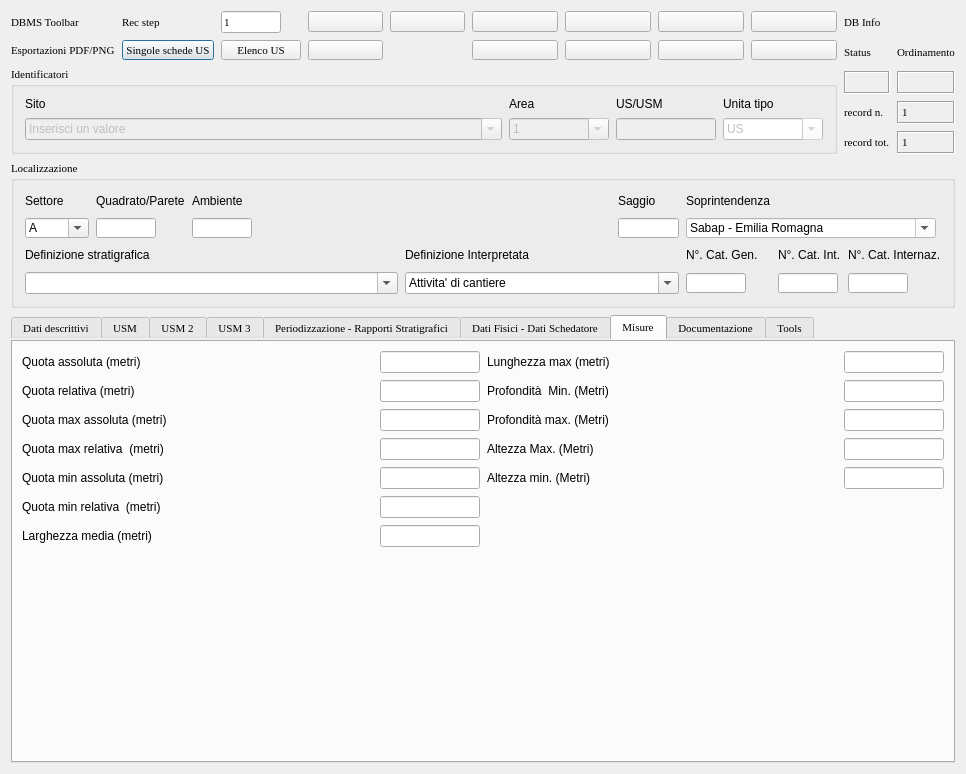
The window that gui/ui/US_USM.ui (pyarchinit/pyarchinit) describes before a commit, drawn with Qt 5.
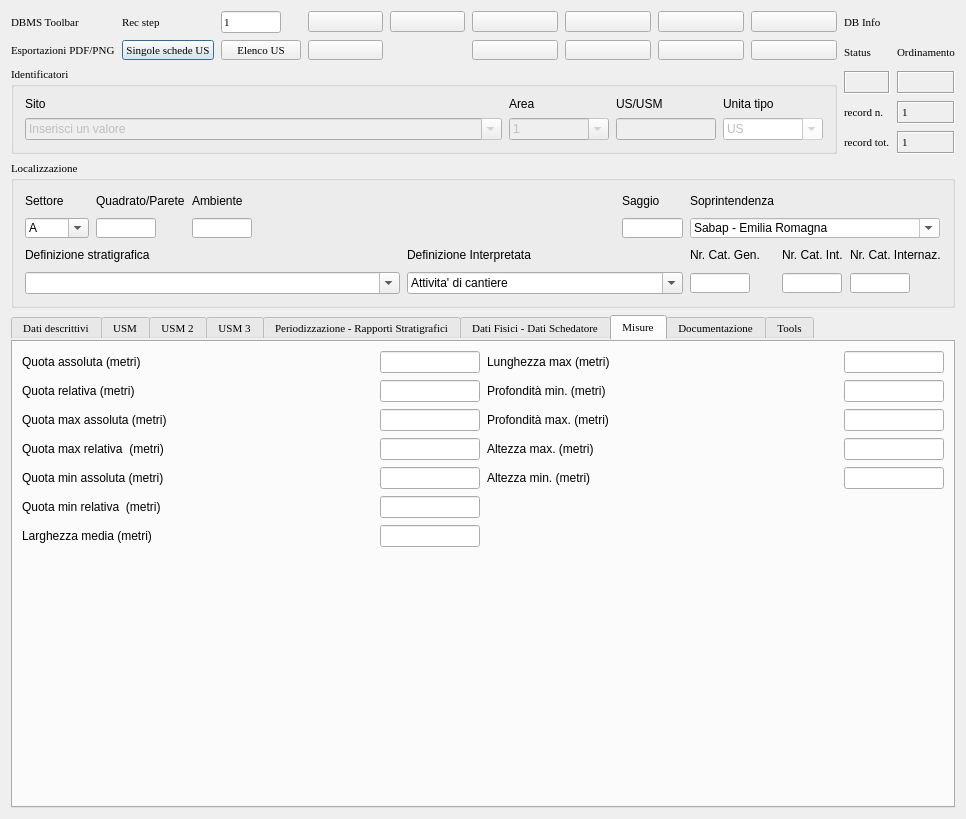
The same window after the commit. The open tabs and pages were chosen to show the change. Icons and pictures are not drawn. Custom widgets are drawn as their Qt base class.

Patch:
```diff
--- a/gui/ui/US_USM.ui
+++ b/gui/ui/US_USM.ui
@@ -7,7 +7,7 @@
     <x>0</x>
     <y>0</y>
     <width>966</width>
-    <height>774</height>
+    <height>819</height>
    </rect>
   </property>
   <property name="sizePolicy">
@@ -4023,13 +4023,6 @@
       <layout class="QGridLayout" name="gridLayout_24">
        <item row="0" column="0">
         <layout class="QGridLayout" name="gridLayout_27">
-         <item row="2" column="2">
-          <widget class="QLabel" name="lineEdit_altezza_max_5">
-           <property name="text">
-            <string>Profondità max. (Metri)</string>
-           </property>
-          </widget>
-         </item>
          <item row="5" column="1">
           <widget class="QLineEdit" name="lineEdit_quota_max_rel">
            <property name="minimumSize">
@@ -4177,13 +4170,6 @@
            </property>
           </widget>
          </item>
-         <item row="1" column="2">
-          <widget class="QLabel" name="label_89">
-           <property name="text">
-            <string>Profondità  Min. (Metri)</string>
-           </property>
-          </widget>
-         </item>
          <item row="2" column="1">
           <widget class="QLineEdit" name="lineEdit_quota_min_abs">
            <property name="minimumSize">
@@ -4256,7 +4242,7 @@
          <item row="3" column="2">
           <widget class="QLabel" name="label_88">
            <property name="text">
-            <string>Altezza Max. (Metri)</string>
+            <string>Altezza max. (metri)</string>
            </property>
           </widget>
          </item>
@@ -4279,7 +4265,7 @@
          <item row="4" column="2">
           <widget class="QLabel" name="label_220">
            <property name="text">
-            <string>Altezza min. (Metri)</string>
+            <string>Altezza min. (metri)</string>
            </property>
           </widget>
          </item>
@@ -4299,6 +4285,20 @@
            </property>
           </widget>
          </item>
+         <item row="1" column="2">
+          <widget class="QLabel" name="label_89">
+           <property name="text">
+            <string>Profondità min. (metri) </string>
+           </property>
+          </widget>
+         </item>
+         <item row="2" column="2">
+          <widget class="QLabel" name="lineEdit_altezza_max_5">
+           <property name="text">
+            <string>Profondità max. (metri) </string>
+           </property>
+          </widget>
+         </item>
         </layout>
        </item>
        <item row="1" column="0">
@@ -5981,7 +5981,7 @@
          </size>
         </property>
         <property name="text">
-         <string>N°. Cat. Gen.</string>
+         <string>Nr. Cat. Gen.</string>
         </property>
        </widget>
       </item>
@@ -5994,7 +5994,7 @@
          </size>
         </property>
         <property name="text">
-         <string>N°. Cat. Int.</string>
+         <string>Nr. Cat. Int.</string>
         </property>
        </widget>
       </item>
@@ -6007,7 +6007,7 @@
          </size>
         </property>
         <property name="text">
-         <string>N°. Cat. Internaz.</string>
+         <string>Nr. Cat. Internaz.</string>
         </property>
         <property name="wordWrap">
          <bool>true</bool>
```
Left out of the diff: 44 changed lines with no effect on the pictures.
